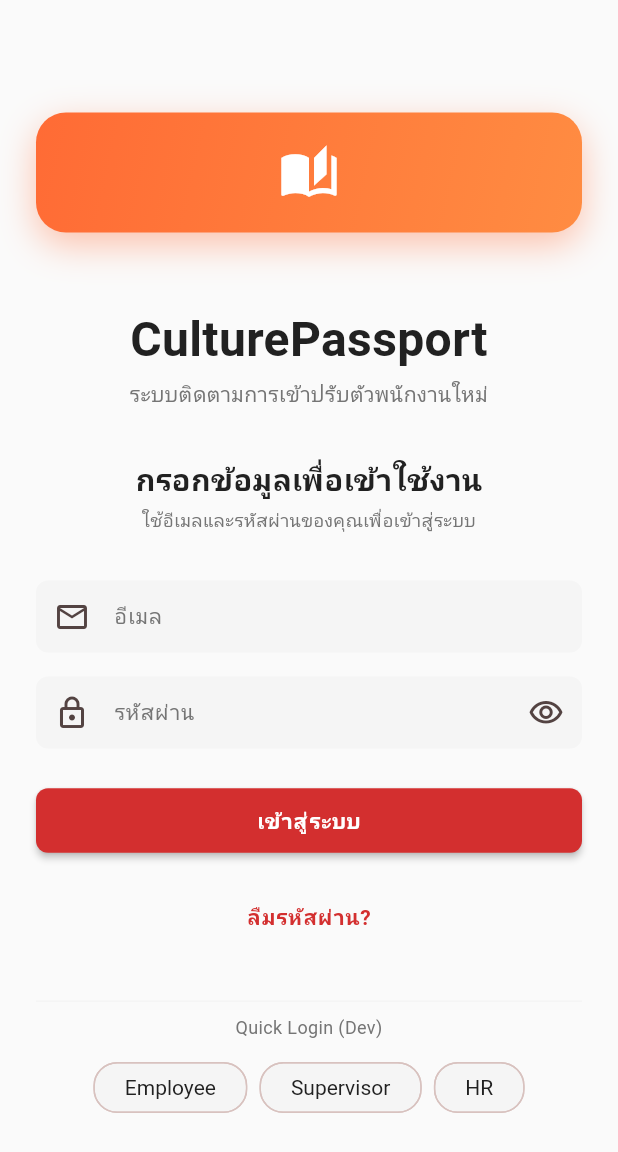
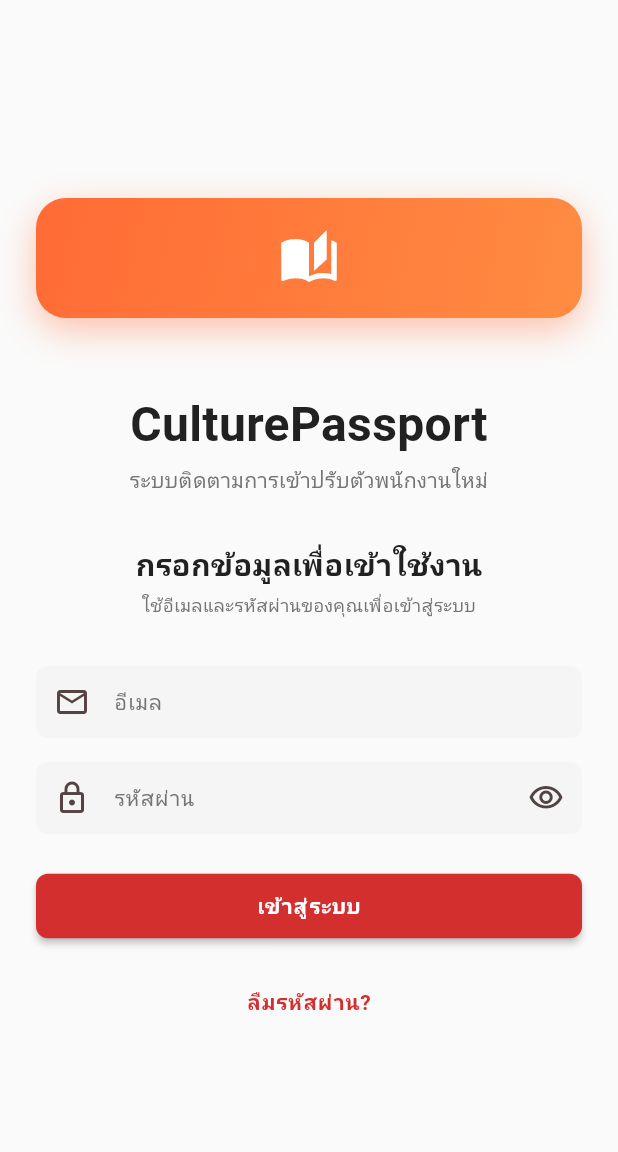
Before and after one commit to pritsadeep-droid/passport-, a Flutter app: the screen it shows after launch, on a phone screen of 412 x 824 dp. Shown: the top 1152 px of the screen. Run offline on Flutter 3.47's test engine with Material 3 defaults, Android fonts, the phone set to English and light mode, and no system bars; our stand-ins replace dio, flutter_riverpod, flutter_secure_storage, freezed_annotation, go_router, hive_flutter and 2 more; accounts and stored records are empty; Roboto replaces fonts that are missing (Sarabun).

Commit message:
Remove Quick Login dev feature and fix Railway deployment
- Remove Quick Login (DEV) buttons from login screen
- Fix .dockerignore and .railwayignore to include webdeploy/assets
- Update nginx.conf to properly serve /assets/ and /canvaskit/ directories

Co-Authored-By: Claude Opus 4.5 <noreply@anthropic.com>

```diff
--- a/frontend/lib/screens/auth/login_screen.dart
+++ b/frontend/lib/screens/auth/login_screen.dart
@@ -169,44 +169,12 @@ class _LoginScreenState extends ConsumerState<LoginScreen> {
                     },
                     child: const Text('ลืมรหัสผ่าน?'),
                   ),
-
-                  // Debug: Quick login buttons for testing
-                  const SizedBox(height: AppSpacing.xl),
-                  const Divider(),
-                  const SizedBox(height: AppSpacing.sm),
-                  Text(
-                    'Quick Login (Dev)',
-                    style: AppTextStyles.caption.copyWith(color: AppColors.textSecondary),
-                    textAlign: TextAlign.center,
-                  ),
-                  const SizedBox(height: AppSpacing.sm),
-                  Wrap(
-                    alignment: WrapAlignment.center,
-                    spacing: AppSpacing.sm,
-                    children: [
-                      _buildQuickLoginChip('Employee', 'employee1@company.com'),
-                      _buildQuickLoginChip('Supervisor', 'supervisor@company.com'),
-                      _buildQuickLoginChip('HR', 'hr@company.com'),
-                    ],
-                  ),
                 ],
               ),
             ),
           ),
         ),
       ),
-    );
-  }
-
-  Widget _buildQuickLoginChip(String label, String email) {
-    return ActionChip(
-      label: Text(label),
-      onPressed: () {
-        _emailController.text = email;
-        _passwordController.text = 'password123';
-        // Auto-submit the form
-        _handleLogin();
-      },
     );
   }
 
```
Also changed, not shown: 3 other files.
